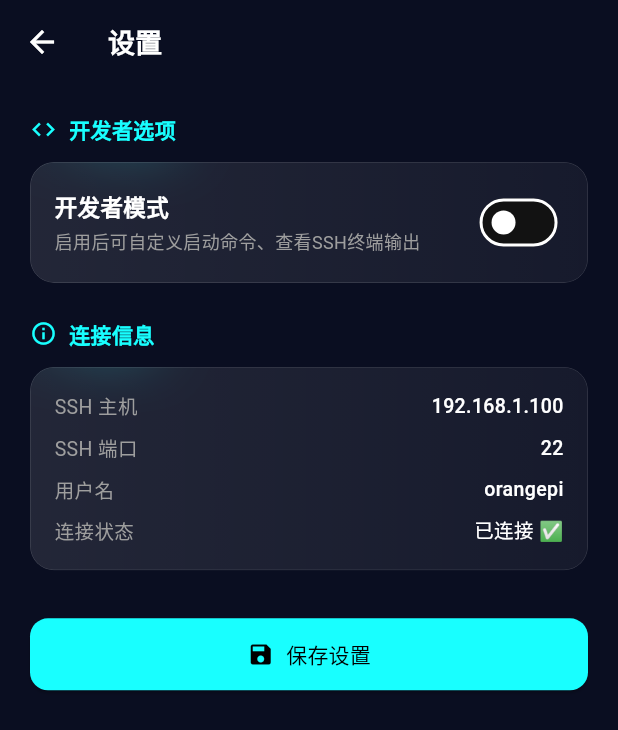
After one commit to FlydreamKM/rk3588_car_project, a Flutter app: the screen it shows after launch, scrolled down 275 dp, after a tap on "连接 SSH", after a tap on "设置", on a phone screen of 412 x 824 dp. The commit adds this screen. Shown: the top 730 px of the screen. Run offline on Flutter 3.47's test engine with Material 3 defaults, Android fonts, the phone set to English and light mode, and no system bars; drawn by our look-alikes of glassmorphism_ui; our stand-ins replace shared_preferences, syncfusion_flutter_gauges; missing offline and left inert: dartssh2, flutter_joystick, mjpeg_stream.

Commit message:
feat: add developer mode, custom start command, SSH terminal output viewer
- Add developer mode toggle in Settings
- Support custom one-click start command (editable in Settings)
- Add SSH terminal output screen with real-time streaming
- Add terminal input support (send commands, Ctrl+C)
- Keep SSH session alive when returning from control panel
- Auto-start bash terminal on SSH connect for output capture
- Add Settings button on connection screen

```diff
--- a/flutter_app/lib/screens/connection_screen.dart
+++ b/flutter_app/lib/screens/connection_screen.dart
@@ -7,6 +7,7 @@ import '../providers/robot_provider.dart';
 import '../services/api_service.dart';
 import '../services/ssh_service.dart';
 import 'main_screen.dart';
+import 'settings_screen.dart';
 
 class ConnectionScreen extends StatefulWidget {
   const ConnectionScreen({Key? key}) : super(key: key);
@@ -26,6 +27,7 @@ class _ConnectionScreenState extends State<ConnectionScreen> {
   bool _isSshConnected = false;
   bool _serverStarted = false;
   String _statusMessage = '请输入 RK3588S 连接信息';
+  bool _developerMode = false;
 
   // SharedPreferences keys
   static const String _prefIp = 'last_server_ip';
@@ -38,6 +40,20 @@ class _ConnectionScreenState extends State<ConnectionScreen> {
   void initState() {
     super.initState();
     _loadSavedConnectionData();
+    _loadDevMode();
+    // Check if SSH is already connected from a previous session
+    if (SshService.isConnected) {
+      setState(() {
+        _isSshConnected = true;
+      });
+    }
+  }
+
+  Future<void> _loadDevMode() async {
+    final creds = await SshService.loadSavedCredentials();
+    setState(() {
+      _developerMode = creds['developerMode'] as bool? ?? false;
+    });
   }
 
   Future<void> _loadSavedConnectionData() async {
@@ -51,18 +67,9 @@ class _ConnectionScreenState extends State<ConnectionScreen> {
         _sshUserController.text = prefs.getString(_prefSshUser) ?? 'orangepi';
         _sshPassController.text = prefs.getString(_prefSshPass) ?? '';
         _sshPortController.text = prefs.getString(_prefSshPort) ?? '22';
-
-        // If no SSH host saved, default to same as API IP
-        final savedSshHost = prefs.getString(_prefSshHost);
-        if (savedSshHost != null && savedSshHost.isNotEmpty) {
-          // User explicitly saved a different SSH host
-          // Keep it separate, but display won't have separate field for now
-          // We use the IP field for both unless user edits
-        }
       });
     } catch (e) {
       debugPrint('Load saved connection data error: $e');
-      // Defaults already set in controller constructors via text parameter
       _ipController.text = '192.168.1.100';
       _sshUserController.text = 'orangepi';
       _sshPortController.text = '22';
@@ -78,7 +85,7 @@ class _ConnectionScreenState extends State<ConnectionScreen> {
       final port = _sshPortController.text.trim();
 
       await prefs.setString(_prefIp, ip);
-      await prefs.setString(_prefSshHost, ip); // SSH host same as API IP
+      await prefs.setString(_prefSshHost, ip);
       await prefs.setString(_prefSshUser, user);
       await prefs.setString(_prefSshPass, pass);
       await prefs.setString(_prefSshPort, port);
@@ -102,7 +109,6 @@ class _ConnectionScreenState extends State<ConnectionScreen> {
         _isHttpConnected = true;
         _statusMessage = 'HTTP API 连接成功 ✅';
       });
-      // Save IP on successful connection
       await _saveConnectionData();
     } catch (e) {
       setState(() {
@@ -142,6 +148,8 @@ class _ConnectionScreenState extends State<ConnectionScreen> {
 
     if (success) {
       await _saveConnectionData();
+      // Start terminal session for output capture
+      await SshService.startTerminal();
     }
   }
 
@@ -179,12 +187,24 @@ class _ConnectionScreenState extends State<ConnectionScreen> {
     final provider = context.read<RobotProvider>();
     provider.setServerIp(_ipController.text.trim());
     provider.connect();
-    // Save current data before entering
     _saveConnectionData();
 
-    Navigator.of(context).pushReplacement(
+    Navigator.of(context).push(
       MaterialPageRoute(builder: (_) => MainScreen()),
     );
+  }
+
+  void _openSettings() {
+    Navigator.of(context).push(
+      MaterialPageRoute(builder: (_) => SettingsScreen()),
+    ).then((_) async {
+      // Reload dev mode state when returning
+      await _loadDevMode();
+      // Refresh SSH connected status
+      setState(() {
+        _isSshConnected = SshService.isConnected;
+      });
+    });
   }
 
   @override
@@ -336,7 +356,7 @@ class _ConnectionScreenState extends State<ConnectionScreen> {
                         ),
                       ],
                     ),
-                    if (_isHttpConnected) ...[
+                    if (_isHttpConnected || _isSshConnected) ...[
                       SizedBox(height: 8),
                       Row(
                         mainAxisAlignment: MainAxisAlignment.center,
@@ -395,6 +415,16 @@ class _ConnectionScreenState extends State<ConnectionScreen> {
                 color: Colors.greenAccent,
                 onPressed: _isHttpConnected ? _enterControlPanel : null,
                 filled: true,
+              ),
+
+              SizedBox(height: 20),
+
+              // Settings button
+              _buildActionButton(
+                label: '设置',
+                icon: Icons.settings,
+                color: Colors.white70,
+                onPressed: _openSettings,
               ),
 
               SizedBox(height: 40),
--- a/flutter_app/lib/screens/main_screen.dart
+++ b/flutter_app/lib/screens/main_screen.dart
@@ -3,7 +3,6 @@ import 'package:flutter/services.dart';
 import 'package:glassmorphism_ui/glassmorphism_ui.dart';
 import 'package:provider/provider.dart';
 import '../providers/robot_provider.dart';
-import '../screens/connection_screen.dart';
 import '../widgets/video_stream_widget.dart';
 import '../widgets/joystick_control.dart';
 
@@ -143,9 +142,7 @@ class _MainScreenState extends State<MainScreen> {
               IconButton(
                 icon: Icon(Icons.arrow_back, color: Colors.white, size: 20),
                 onPressed: () {
-                  Navigator.of(context).pushReplacement(
-                    MaterialPageRoute(builder: (_) => ConnectionScreen()),
-                  );
+                  Navigator.of(context).pop();
                 },
                 padding: EdgeInsets.zero,
                 constraints: BoxConstraints(),
--- /dev/null
+++ b/flutter_app/lib/screens/settings_screen.dart
@@ -0,0 +1,295 @@
+import 'package:flutter/material.dart';
+import 'package:glassmorphism_ui/glassmorphism_ui.dart';
+import 'package:shared_preferences/shared_preferences.dart';
+import '../services/ssh_service.dart';
+import 'terminal_screen.dart';
+
+class SettingsScreen extends StatefulWidget {
+  const SettingsScreen({Key? key}) : super(key: key);
+
+  @override
+  State<SettingsScreen> createState() => _SettingsScreenState();
+}
+
+class _SettingsScreenState extends State<SettingsScreen> {
+  bool _developerMode = false;
+  final _commandController = TextEditingController();
+  bool _isSaving = false;
+
+  @override
+  void initState() {
+    super.initState();
+    _loadSettings();
+  }
+
+  Future<void> _loadSettings() async {
+    final creds = await SshService.loadSavedCredentials();
+    setState(() {
+      _developerMode = creds['developerMode'] as bool? ?? false;
+      _commandController.text = creds['customStartCommand'] as String? ?? '';
+    });
+  }
+
+  Future<void> _saveSettings() async {
+    setState(() => _isSaving = true);
+    await SshService.setDeveloperMode(_developerMode);
+    await SshService.setCustomStartCommand(_commandController.text.trim());
+    setState(() => _isSaving = false);
+    if (mounted) {
+      ScaffoldMessenger.of(context).showSnackBar(
+        SnackBar(
+          content: Text('设置已保存', style: TextStyle(color: Colors.white)),
+          backgroundColor: Colors.green.withOpacity(0.8),
+          duration: Duration(seconds: 1),
+        ),
+      );
+    }
+  }
+
+  void _openTerminal() {
+    Navigator.of(context).push(
+      MaterialPageRoute(builder: (_) => TerminalScreen()),
+    );
+  }
+
+  @override
+  Widget build(BuildContext context) {
+    return Scaffold(
+      backgroundColor: Color(0xFF0A0E21),
+      appBar: AppBar(
+        backgroundColor: Colors.transparent,
+        elevation: 0,
+        leading: IconButton(
+          icon: Icon(Icons.arrow_back, color: Colors.white),
+          onPressed: () => Navigator.of(context).pop(),
+        ),
+        title: Text(
+          '设置',
+          style: TextStyle(color: Colors.white, fontSize: 18, fontWeight: FontWeight.bold),
+        ),
+      ),
+      body: SingleChildScrollView(
+        padding: EdgeInsets.all(20),
+        child: Column(
+          crossAxisAlignment: CrossAxisAlignment.start,
+          children: [
+            // Section: Developer Mode
+            _buildSectionTitle('开发者选项', Icons.code),
+            SizedBox(height: 12),
+            GlassContainer(
+              gradient: LinearGradient(
+                colors: [
+                  Colors.white.withOpacity(0.1),
+                  Colors.white.withOpacity(0.05),
+                ],
+              ),
+              blur: 20,
+              borderRadius: BorderRadius.circular(16),
+              child: Padding(
+                padding: EdgeInsets.all(16),
+                child: Column(
+                  crossAxisAlignment: CrossAxisAlignment.start,
+                  children: [
+                    // Developer mode toggle
+                    Row(
+                      children: [
+                        Expanded(
+                          child: Column(
+                            crossAxisAlignment: CrossAxisAlignment.start,
+                            children: [
+                              Text(
+                                '开发者模式',
+                                style: TextStyle(
+                                  color: Colors.white,
+                                  fontSize: 15,
+                                  fontWeight: FontWeight.w600,
+                                ),
+                              ),
+                              SizedBox(height: 4),
+                              Text(
+                                '启用后可自定义启动命令、查看SSH终端输出',
+                                style: TextStyle(
+                                  color: Colors.grey,
+                                  fontSize: 12,
+                                ),
+                              ),
+                            ],
+                          ),
+                        ),
+                        Switch(
+                          value: _developerMode,
+                          onChanged: (v) {
+                            setState(() => _developerMode = v);
+                          },
+                          activeColor: Colors.cyanAccent,
+                          activeTrackColor: Colors.cyanAccent.withOpacity(0.3),
+                        ),
+                      ],
+                    ),
+
+                    if (_developerMode) ...[
+                      Divider(color: Colors.white.withOpacity(0.1), height: 24),
+                      // Custom command editor
+                      Text(
+                        '自定义一键启动命令',
+                        style: TextStyle(
+                          color: Colors.cyanAccent,
+                          fontSize: 13,
+                          fontWeight: FontWeight.bold,
+                        ),
+                      ),
+                      SizedBox(height: 8),
+                      Text(
+                        '留空则使用默认命令：cd ~/rk3588_car_project/rk3588_backend && nohup bash start.sh > /tmp/car_backend.log 2>&1 &',
+                        style: TextStyle(
+                          color: Colors.grey.withOpacity(0.7),
+                          fontSize: 11,
+                        ),
+                      ),
+                      SizedBox(height: 10),
+                      TextField(
+                        controller: _commandController,
+                        maxLines: 4,
+                        style: TextStyle(color: Colors.white, fontSize: 13, fontFamily: 'monospace'),
+                        decoration: InputDecoration(
+                          hintText: '输入自定义命令...',
+                          hintStyle: TextStyle(color: Colors.grey.withOpacity(0.5), fontSize: 12),
+                          filled: true,
+                          fillColor: Colors.black.withOpacity(0.3),
+                          border: OutlineInputBorder(
+                            borderRadius: BorderRadius.circular(10),
+                            borderSide: BorderSide(color: Colors.cyanAccent.withOpacity(0.3)),
+                          ),
+                          focusedBorder: OutlineInputBorder(
+                            borderRadius: BorderRadius.circular(10),
+                            borderSide: BorderSide(color: Colors.cyanAccent),
+                          ),
+                          contentPadding: EdgeInsets.all(12),
+                        ),
+                      ),
+
+                      SizedBox(height: 16),
+                      // Terminal button
+                      SizedBox(
+                        width: double.infinity,
+                        child: ElevatedButton.icon(
+                          onPressed: SshService.isConnected ? _openTerminal : null,
+                          icon: Icon(Icons.terminal, size: 18),
+                          label: Text('查看 SSH 终端输出'),
+                          style: ElevatedButton.styleFrom(
+                            backgroundColor: Colors.purpleAccent.withOpacity(0.2),
+                            foregroundColor: Colors.purpleAccent,
+                            disabledBackgroundColor: Colors.grey.withOpacity(0.1),
+                            disabledForegroundColor: Colors.grey,
+                            side: BorderSide(
+                              color: SshService.isConnected
+                                  ? Colors.purpleAccent.withOpacity(0.5)
+                                  : Colors.grey.withOpacity(0.2),
+                            ),
+                            padding: EdgeInsets.symmetric(vertical: 12),
+                            shape: RoundedRectangleBorder(borderRadius: BorderRadius.circular(10)),
+                          ),
+                        ),
+                      ),
+                      if (!SshService.isConnected)
+                        Padding(
+                          padding: EdgeInsets.only(top: 6),
+                          child: Text(
+                            '需先建立 SSH 连接',
+                            style: TextStyle(color: Colors.grey.withOpacity(0.5), fontSize: 11),
+                          ),
+                        ),
+                    ],
+                  ],
+                ),
+              ),
+            ),
+
+            SizedBox(height: 24),
+            // Section: Connection info
+            _buildSectionTitle('连接信息', Icons.info_outline),
+            SizedBox(height: 12),
+            GlassContainer(
+              gradient: LinearGradient(
+                colors: [
+                  Colors.white.withOpacity(0.1),
+                  Colors.white.withOpacity(0.05),
+                ],
+              ),
+              blur: 20,
+              borderRadius: BorderRadius.circular(16),
+              child: Padding(
+                padding: EdgeInsets.all(16),
+                child: Column(
+                  crossAxisAlignment: CrossAxisAlignment.start,
+                  children: [
+                    _buildInfoRow('SSH 主机', SshService.host.isEmpty ? '未连接' : SshService.host),
+                    SizedBox(height: 8),
+                    _buildInfoRow('SSH 端口', SshService.port.toString()),
+                    SizedBox(height: 8),
+                    _buildInfoRow('用户名', SshService.username.isEmpty ? '未连接' : SshService.username),
+                    SizedBox(height: 8),
+                    _buildInfoRow('连接状态', SshService.isConnected ? '已连接 ✅' : '未连接 ❌'),
+                  ],
+                ),
+              ),
+            ),
+
+            SizedBox(height: 32),
+            // Save button
+            SizedBox(
+              width: double.infinity,
+              child: ElevatedButton.icon(
+                onPressed: _isSaving ? null : _saveSettings,
+                icon: _isSaving
+                    ? SizedBox(width: 18, height: 18, child: CircularProgressIndicator(strokeWidth: 2, color: Colors.black))
+                    : Icon(Icons.save, size: 18),
+                label: Text(_isSaving ? '保存中...' : '保存设置'),
+                style: ElevatedButton.styleFrom(
+                  backgroundColor: Colors.cyanAccent,
+                  foregroundColor: Colors.black,
+                  disabledBackgroundColor: Colors.grey.withOpacity(0.2),
+                  padding: EdgeInsets.symmetric(vertical: 14),
+                  shape: RoundedRectangleBorder(borderRadius: BorderRadius.circular(12)),
+                ),
+              ),
+            ),
+          ],
+        ),
+      ),
+    );
+  }
+
+  Widget _buildSectionTitle(String title, IconData icon) {
+    return Row(
+      children: [
+        Icon(icon, color: Colors.cyanAccent, size: 18),
+        SizedBox(width: 8),
+        Text(
+          title,
+          style: TextStyle(
+            color: Colors.cyanAccent,
+            fontSize: 14,
+            fontWeight: FontWeight.bold,
+          ),
+        ),
+      ],
+    );
+  }
+
+  Widget _buildInfoRow(String label, String value) {
+    return Row(
+      children: [
+        Text(
+          label,
+          style: TextStyle(color: Colors.grey, fontSize: 13),
+        ),
+        Spacer(),
+        Text(
+          value,
+          style: TextStyle(color: Colors.white, fontSize: 13, fontWeight: FontWeight.w500),
+        ),
+      ],
+    );
+  }
+}
--- a/flutter_app/lib/services/ssh_service.dart
+++ b/flutter_app/lib/services/ssh_service.dart
@@ -1,4 +1,5 @@
 import 'dart:async';
+import 'dart:collection';
 import 'dart:convert';
 import 'dart:io';
 import 'dart:typed_data';
@@ -10,32 +11,46 @@ class SshService {
   static SSHClient? _client;
   static SSHSession? _session;
   static StreamController<String>? _terminalOutput;
+  static final ListQueue<String> _outputHistory = ListQueue<String>(2000);
   static String _host = '';
   static int _port = 22;
   static String _username = '';
   static String _password = '';
+
+  // Developer mode
+  static bool _developerMode = false;
+  static String _customStartCommand = '';
 
   // SharedPreferences keys
   static const String _prefSshHost = 'ssh_host';
   static const String _prefSshPort = 'ssh_port';
   static const String _prefSshUser = 'ssh_username';
   static const String _prefSshPass = 'ssh_password';
+  static const String _prefDevMode = 'developer_mode';
+  static const String _prefCustomCmd = 'custom_start_command';
 
   static String get host => _host;
   static int get port => _port;
   static String get username => _username;
+  static bool get developerMode => _developerMode;
+  static String get customStartCommand => _customStartCommand;
+  static List<String> get outputHistory => List<String>.from(_outputHistory);
 
   static Stream<String>? get terminalOutput => _terminalOutput?.stream;
 
-  /// Load last saved SSH credentials from SharedPreferences
+  /// Load last saved SSH credentials and settings from SharedPreferences
   static Future<Map<String, dynamic>> loadSavedCredentials() async {
     try {
       final prefs = await SharedPreferences.getInstance();
+      _developerMode = prefs.getBool(_prefDevMode) ?? false;
+      _customStartCommand = prefs.getString(_prefCustomCmd) ?? '';
       return {
         'host': prefs.getString(_prefSshHost) ?? '',
         'port': int.tryParse(prefs.getString(_prefSshPort) ?? '') ?? 22,
         'username': prefs.getString(_prefSshUser) ?? '',
         'password': prefs.getString(_prefSshPass) ?? '',
+        'developerMode': _developerMode,
+        'customStartCommand': _customStartCommand,
       };
     } catch (e) {
       print('SSH load credentials error: $e');
@@ -44,6 +59,8 @@ class SshService {
         'port': 22,
         'username': '',
         'password': '',
+        'developerMode': false,
+        'customStartCommand': '',
       };
     }
   }
@@ -63,6 +80,28 @@ class SshService {
       await prefs.setString(_prefSshPass, password);
     } catch (e) {
       print('SSH save credentials error: $e');
+    }
+  }
+
+  /// Save developer mode setting
+  static Future<void> setDeveloperMode(bool enabled) async {
+    _developerMode = enabled;
+    try {
+      final prefs = await SharedPreferences.getInstance();
+      await prefs.setBool(_prefDevMode, enabled);
+    } catch (e) {
+      print('Save dev mode error: $e');
+    }
+  }
+
+  /// Save custom start command
+  static Future<void> setCustomStartCommand(String command) async {
+    _customStartCommand = command.trim();
+    try {
+      final prefs = await SharedPreferences.getInstance();
+      await prefs.setString(_prefCustomCmd, _customStartCommand);
+    } catch (e) {
+      print('Save custom command error: $e');
     }
   }
 
@@ -108,9 +147,10 @@ class SshService {
   static Future<bool> startRemoteServer() async {
     if (_client == null) return false;
     try {
-      final result = await _client!.run(
-        'cd ~/rk3588_car_project/rk3588_backend && nohup bash start.sh > /tmp/car_backend.log 2>&1 &'
-      );
+      final command = _customStartCommand.isNotEmpty && _developerMode
+          ? _customStartCommand
+          : 'cd ~/rk3588_car_project/rk3588_backend && nohup bash start.sh > /tmp/car_backend.log 2>&1 &';
+      final result = await _client!.run(command);
       return true;
     } catch (e) {
       print('SSH start server error: $e');
@@ -152,6 +192,7 @@ class SshService {
           .cast<List<int>>()
           .transform(utf8.decoder)
           .listen((data) {
+        _addToHistory(data);
         _terminalOutput?.add(data);
       });
 
@@ -159,13 +200,28 @@ class SshService {
           .cast<List<int>>()
           .transform(utf8.decoder)
           .listen((data) {
-        _terminalOutput?.add('[stderr] $data');
+        final line = '[stderr] $data';
+        _addToHistory(line);
+        _terminalOutput?.add(line);
       });
 
       return true;
     } catch (e) {
       print('SSH terminal error: $e');
       return false;
+    }
+  }
+
+  static void _addToHistory(String data) {
+    // Split by newlines and add each line
+    final lines = data.split('\n');
+    for (final line in lines) {
+      if (line.isNotEmpty) {
+        _outputHistory.add(line);
+        if (_outputHistory.length > 2000) {
+          _outputHistory.removeFirst();
+        }
+      }
     }
   }
 
@@ -182,6 +238,7 @@ class SshService {
     _client = null;
     _terminalOutput?.close();
     _terminalOutput = null;
+    _outputHistory.clear();
   }
 
   static bool get isConnected => _client != null;
```
Also changed, not shown: flutter_app/lib/screens/terminal_screen.dart (added, +230 -0 lines).
